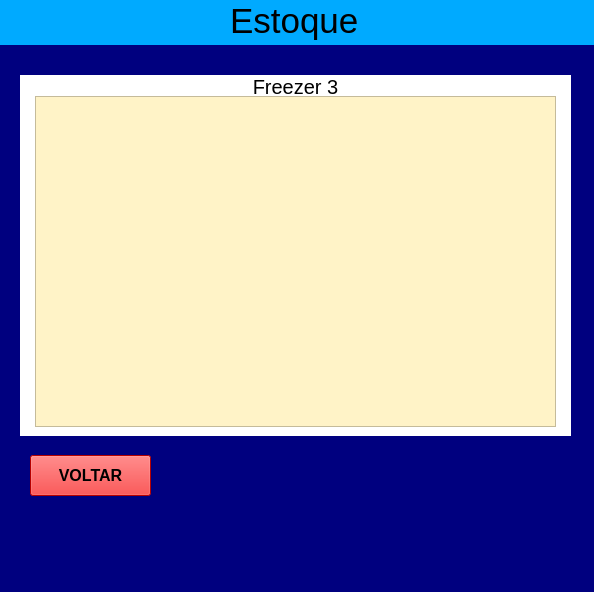
Above: freezer_3.ui from samuelgarca/controleestoquepyqt5 before the change. Below: the same form after it.
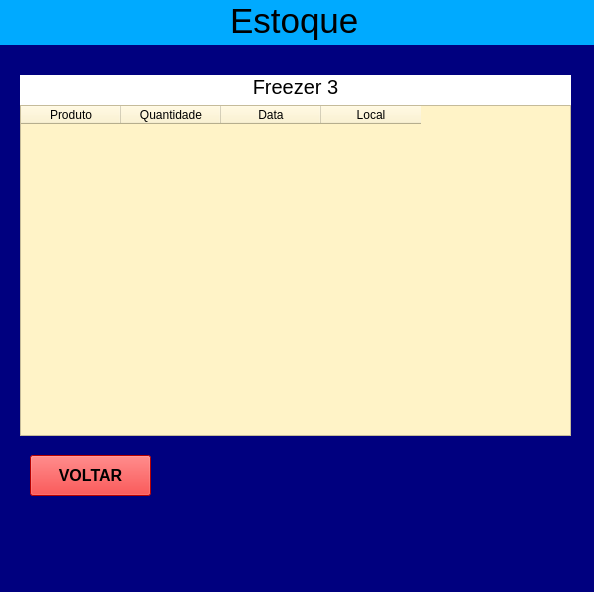
That is the form after the change.

Diff of the .ui file:
```diff
--- a/freezer_3.ui
+++ b/freezer_3.ui
@@ -174,21 +174,46 @@
         <bool>false</bool>
        </property>
       </widget>
-      <widget class="QTableView" name="tableView">
+      <widget class="QTableWidget" name="tableWidget">
        <property name="geometry">
         <rect>
-         <x>35</x>
-         <y>51</y>
-         <width>521</width>
+         <x>20</x>
+         <y>60</y>
+         <width>551</width>
          <height>331</height>
         </rect>
        </property>
+       <property name="font">
+        <font>
+         <pointsize>10</pointsize>
+        </font>
+       </property>
        <property name="styleSheet">
         <string notr="true">background-color: rgb(255, 243, 199);</string>
        </property>
-       <property name="frameShape">
-        <enum>QFrame::StyledPanel</enum>
+       <property name="editTriggers">
+        <set>QAbstractItemView::NoEditTriggers</set>
        </property>
+       <column>
+        <property name="text">
+         <string>Produto</string>
+        </property>
+       </column>
+       <column>
+        <property name="text">
+         <string>Quantidade</string>
+        </property>
+       </column>
+       <column>
+        <property name="text">
+         <string>Data</string>
+        </property>
+       </column>
+       <column>
+        <property name="text">
+         <string>Local</string>
+        </property>
+       </column>
       </widget>
      </widget>
     </item>
```
